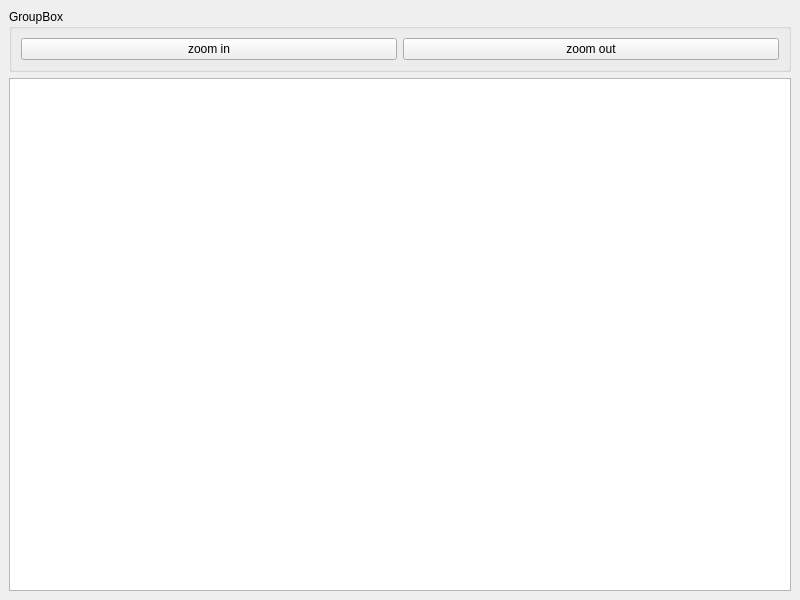
First picture: the form in mainwindow.ui, repository AnisHon/map_project, before the edit.
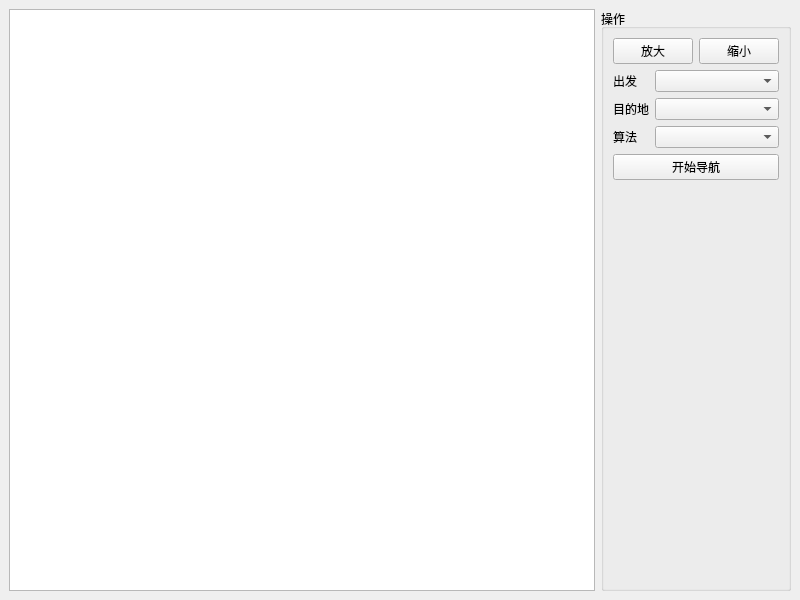
Second picture: the form after the edit.

```diff
--- a/mainwindow.ui
+++ b/mainwindow.ui
@@ -14,33 +14,91 @@
    <string>MainWindow</string>
   </property>
   <widget class="QWidget" name="centralwidget">
-   <layout class="QVBoxLayout" name="verticalLayout">
+   <layout class="QHBoxLayout" name="horizontalLayout_2">
+    <item>
+     <widget class="QGraphicsView" name="graphicsView"/>
+    </item>
     <item>
      <widget class="QGroupBox" name="groupBox">
       <property name="title">
-       <string>GroupBox</string>
+       <string>操作</string>
       </property>
-      <layout class="QHBoxLayout" name="horizontalLayout">
+      <layout class="QVBoxLayout" name="verticalLayout">
        <item>
-        <widget class="QPushButton" name="zoomIn">
+        <layout class="QHBoxLayout" name="horizontalLayout">
+         <item>
+          <widget class="QPushButton" name="zoomOut">
+           <property name="text">
+            <string>放大</string>
+           </property>
+          </widget>
+         </item>
+         <item>
+          <widget class="QPushButton" name="zoomIn">
+           <property name="text">
+            <string>缩小</string>
+           </property>
+          </widget>
+         </item>
+        </layout>
+       </item>
+       <item>
+        <layout class="QFormLayout" name="formLayout_2">
+         <item row="0" column="0">
+          <widget class="QLabel" name="label">
+           <property name="text">
+            <string>出发</string>
+           </property>
+          </widget>
+         </item>
+         <item row="0" column="1">
+          <widget class="QComboBox" name="originalCombo"/>
+         </item>
+         <item row="1" column="0">
+          <widget class="QLabel" name="label_2">
+           <property name="text">
+            <string>目的地</string>
+           </property>
+          </widget>
+         </item>
+         <item row="1" column="1">
+          <widget class="QComboBox" name="DestinationCombo"/>
+         </item>
+         <item row="2" column="0">
+          <widget class="QLabel" name="label_3">
+           <property name="text">
+            <string>算法</string>
+           </property>
+          </widget>
+         </item>
+         <item row="2" column="1">
+          <widget class="QComboBox" name="algorithmCombo"/>
+         </item>
+        </layout>
+       </item>
+       <item>
+        <widget class="QPushButton" name="startBtn">
          <property name="text">
-          <string>zoom in</string>
+          <string>开始导航</string>
          </property>
         </widget>
        </item>
        <item>
-        <widget class="QPushButton" name="zoomOut">
-         <property name="text">
-          <string>zoom out</string>
+        <spacer name="verticalSpacer">
+         <property name="orientation">
+          <enum>Qt::Vertical</enum>
          </property>
-        </widget>
+         <property name="sizeHint" stdset="0">
+          <size>
+           <width>20</width>
+           <height>40</height>
+          </size>
+         </property>
+        </spacer>
        </item>
       </layout>
      </widget>
     </item>
-    <item>
-     <widget class="QGraphicsView" name="graphicsView"/>
-    </item>
    </layout>
   </widget>
  </widget>
```
